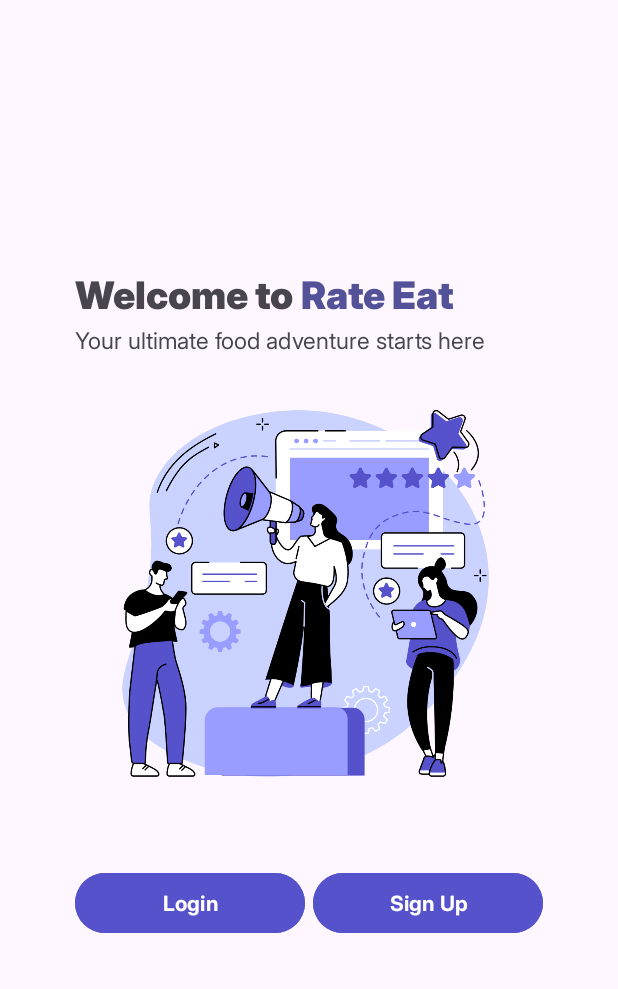
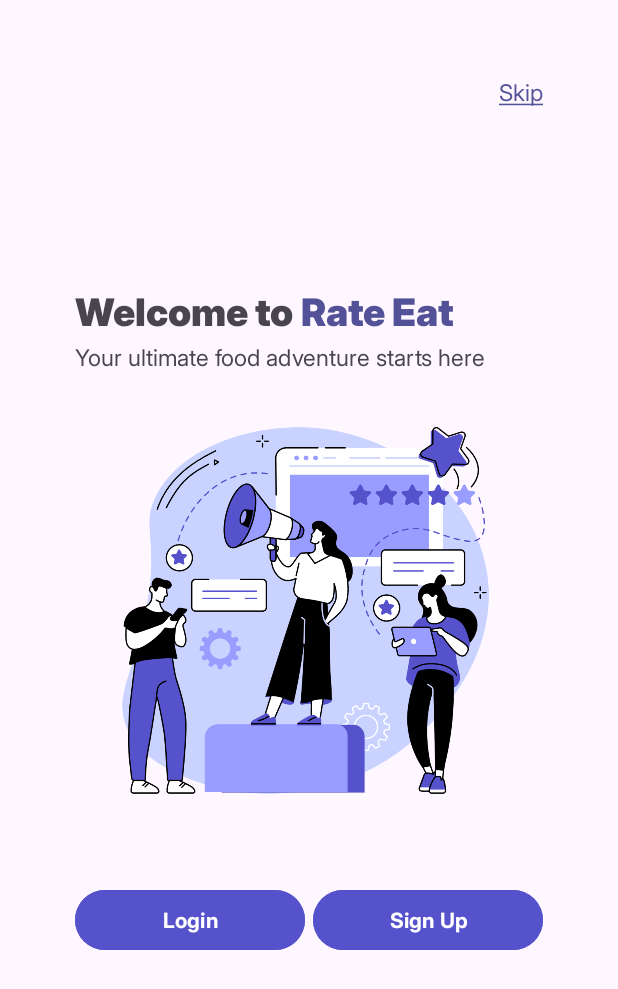
Before and after one commit to jmrnd/mobdeve-rate-eat, an Android app: the OnboardingActivity screen opened directly, with no data from a screen before it, on a phone screen of 412 x 824 dp. Shown: the top 989 px of the screen. Run offline under Robolectric (Android 15) with nearby library versions, the phone set to English and light mode, and no system bars.

Commit message:
added skip in onboarding
- no onclick functionality

```diff
--- a/app/src/main/res/layout/activity_onboarding.xml
+++ b/app/src/main/res/layout/activity_onboarding.xml
@@ -6,9 +6,24 @@
     android:layout_width="match_parent"
     android:layout_height="match_parent"
     android:layout_margin="50dp"
-    android:gravity="center"
     android:orientation="vertical"
     tools:context=".activities.OnboardingActivity">
+
+    <TextView
+        android:id="@+id/textView"
+        android:layout_width="match_parent"
+        android:layout_height="wrap_content"
+        android:fontFamily="@font/inter_regular"
+        android:gravity="end"
+        android:text="@string/skip"
+        android:textColor="#535197"
+        android:textSize="15dp" />
+
+    <LinearLayout
+        android:layout_width="match_parent"
+        android:layout_height="match_parent"
+        android:gravity="center"
+        android:orientation="vertical">
 
         <LinearLayout
             android:layout_width="match_parent"
@@ -27,8 +42,8 @@
                 android:layout_width="wrap_content"
                 android:layout_height="wrap_content"
                 android:fontFamily="@font/inter_black"
+                android:text="Rate Eat"
                 android:textColor="#535197"
-            android:text="Rate Eat"
                 android:textSize="25dp"
                 android:textStyle="bold" />
         </LinearLayout>
@@ -36,9 +51,9 @@
         <TextView
             android:layout_width="match_parent"
             android:layout_height="wrap_content"
+            android:fontFamily="@font/inter_regular"
             android:text="Your ultimate food adventure starts here"
             android:textSize="15dp"
-        android:fontFamily="@font/inter_regular"
             android:textStyle="normal" />
 
         <ImageView
@@ -58,11 +73,11 @@
             <Button
                 android:id="@+id/loginButton"
                 android:layout_width="0dp"
-            android:layout_weight="1"
                 android:layout_height="wrap_content"
                 android:layout_marginTop="20dp"
+                android:layout_marginRight="5dp"
                 android:layout_marginBottom="20dp"
-            android:layout_marginRight="5dp"
+                android:layout_weight="1"
                 android:backgroundTint="#5652CC"
                 android:fontFamily="@font/inter_bold"
                 android:text="Login" />
@@ -70,12 +85,15 @@
             <Button
                 android:id="@+id/signupButton"
                 android:layout_width="0dp"
-            android:layout_weight="1"
                 android:layout_height="wrap_content"
                 android:layout_marginTop="20dp"
                 android:layout_marginBottom="20dp"
+                android:layout_weight="1"
                 android:backgroundTint="#5652CC"
                 android:fontFamily="@font/inter_bold"
                 android:text="Sign Up" />
         </LinearLayout>
     </LinearLayout>
+
+
+</LinearLayout>
--- a/app/src/main/res/values/strings.xml
+++ b/app/src/main/res/values/strings.xml
@@ -1,3 +1,4 @@
 <resources>
-    <string name="app_name">RateEat</string>
+    <string name="app_name">Rate Eat</string>
+    <string name="skip"><u>Skip</u></string>
 </resources>
```
Lines whose indentation alone changed are shown as unchanged.
